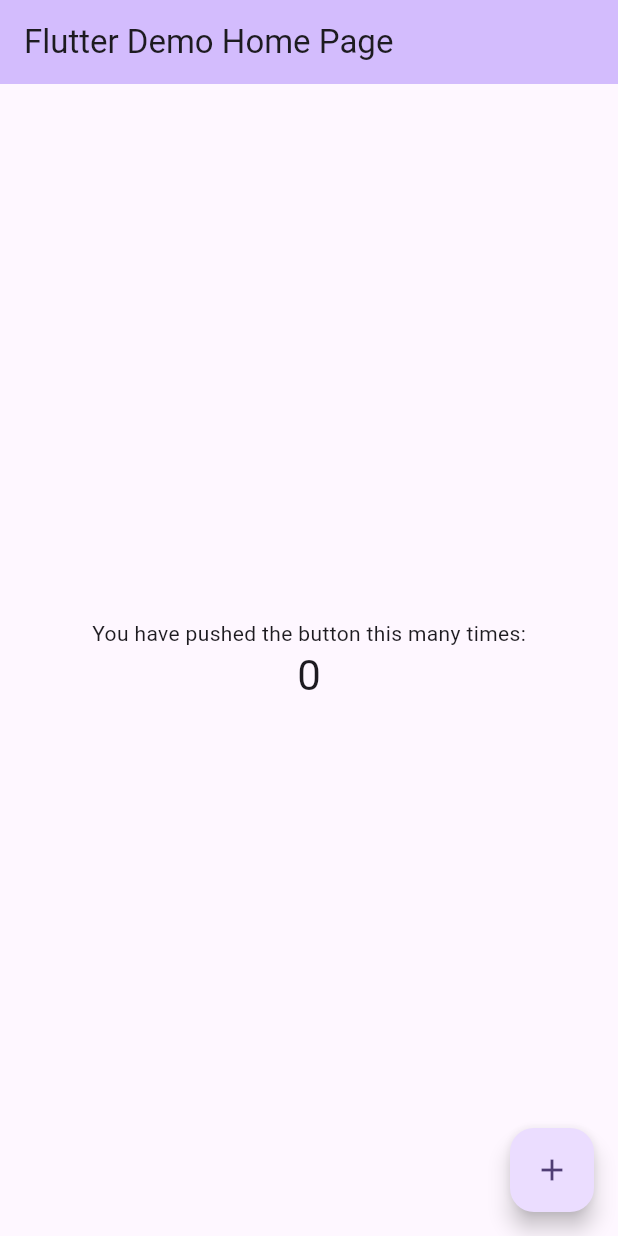
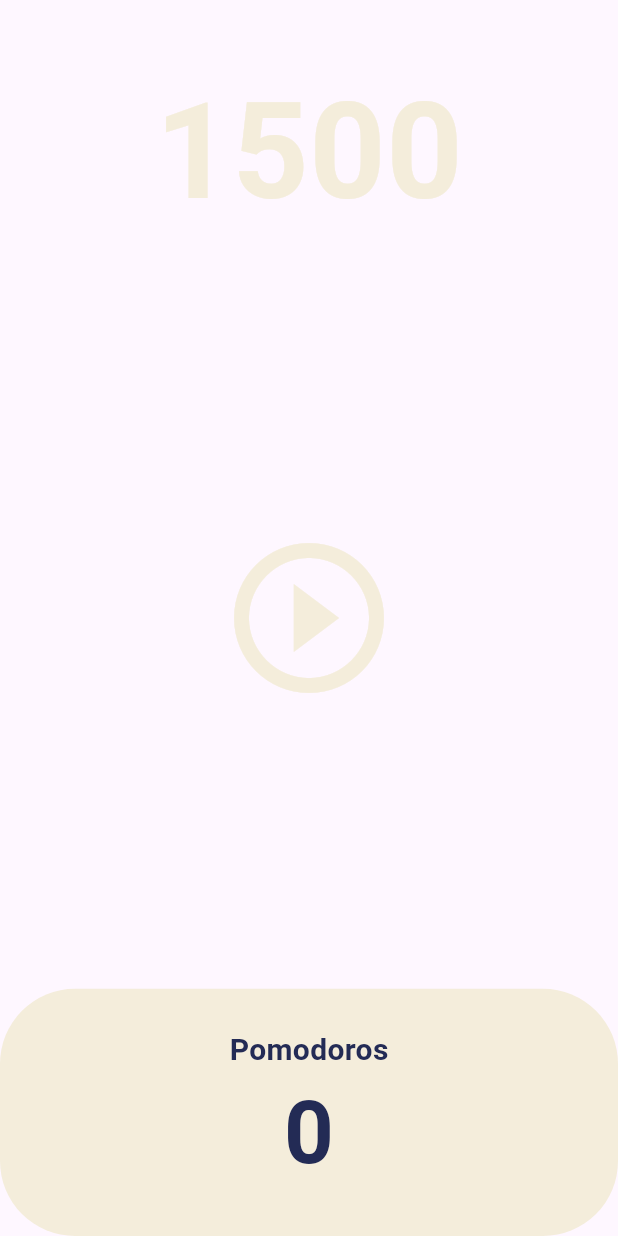
Before and after one commit to chwnnn/flutter-pomodoro, a Flutter app: the screen it shows after launch, on a phone screen of 412 x 824 dp. Run offline on Flutter 3.47's test engine with Material 3 defaults, Android fonts, the phone set to English and light mode, and no system bars.

Commit message:
study day1

```diff
--- a/lib/main.dart
+++ b/lib/main.dart
@@ -1,4 +1,5 @@
 import 'package:flutter/material.dart';
+import 'package:flutter_pomodoro/screen/home_screen.dart';
 
 void main() {
   runApp(const MyApp());
@@ -11,115 +12,16 @@ class MyApp extends StatelessWidget {
   @override
   Widget build(BuildContext context) {
     return MaterialApp(
-      title: 'Flutter Demo',
       theme: ThemeData(
-        // This is the theme of your application.
-        //
-        // TRY THIS: Try running your application with "flutter run". You'll see
-        // the application has a purple toolbar. Then, without quitting the app,
-        // try changing the seedColor in the colorScheme below to Colors.green
-        // and then invoke "hot reload" (save your changes or press the "hot
-        // reload" button in a Flutter-supported IDE, or press "r" if you used
-        // the command line to start the app).
-        //
-        // Notice that the counter didn't reset back to zero; the application
-        // state is not lost during the reload. To reset the state, use hot
-        // restart instead.
-        //
-        // This works for code too, not just values: Most code changes can be
-        // tested with just a hot reload.
-        colorScheme: ColorScheme.fromSeed(seedColor: Colors.deepPurple),
-        useMaterial3: true,
+     backgroundColor: Color(0xffe7626c),
+        textTheme: TextTheme(
+          headline1: TextStyle(
+            color: Color(0xff232b55),
+          ),
+        ),
+        cardColor: Color(0xfff4eddb),
       ),
-      home: const MyHomePage(title: 'Flutter Demo Home Page'),
+      home: HomeScreen(),
     );
   }
 }
-
-class MyHomePage extends StatefulWidget {
-  const MyHomePage({super.key, required this.title});
-
-  // This widget is the home page of your application. It is stateful, meaning
-  // that it has a State object (defined below) that contains fields that affect
-  // how it looks.
-
-  // This class is the configuration for the state. It holds the values (in this
-  // case the title) provided by the parent (in this case the App widget) and
-  // used by the build method of the State. Fields in a Widget subclass are
-  // always marked "final".
-
-  final String title;
-
-  @override
-  State<MyHomePage> createState() => _MyHomePageState();
-}
-
-class _MyHomePageState extends State<MyHomePage> {
-  int _counter = 0;
-
-  void _incrementCounter() {
-    setState(() {
-      // This call to setState tells the Flutter framework that something has
-      // changed in this State, which causes it to rerun the build method below
-      // so that the display can reflect the updated values. If we changed
-      // _counter without calling setState(), then the build method would not be
-      // called again, and so nothing would appear to happen.
-      _counter++;
-    });
-  }
-
-  @override
-  Widget build(BuildContext context) {
-    // This method is rerun every time setState is called, for instance as done
-    // by the _incrementCounter method above.
-    //
-    // The Flutter framework has been optimized to make rerunning build methods
-    // fast, so that you can just rebuild anything that needs updating rather
-    // than having to individually change instances of widgets.
-    return Scaffold(
-      appBar: AppBar(
-        // TRY THIS: Try changing the color here to a specific color (to
-        // Colors.amber, perhaps?) and trigger a hot reload to see the AppBar
-        // change color while the other colors stay the same.
-        backgroundColor: Theme.of(context).colorScheme.inversePrimary,
-        // Here we take the value from the MyHomePage object that was created by
-        // the App.build method, and use it to set our appbar title.
-        title: Text(widget.title),
-      ),
-      body: Center(
-        // Center is a layout widget. It takes a single child and positions it
-        // in the middle of the parent.
-        child: Column(
-          // Column is also a layout widget. It takes a list of children and
-          // arranges them vertically. By default, it sizes itself to fit its
-          // children horizontally, and tries to be as tall as its parent.
-          //
-          // Column has various properties to control how it sizes itself and
-          // how it positions its children. Here we use mainAxisAlignment to
-          // center the children vertically; the main axis here is the vertical
-          // axis because Columns are vertical (the cross axis would be
-          // horizontal).
-          //
-          // TRY THIS: Invoke "debug painting" (choose the "Toggle Debug Paint"
-          // action in the IDE, or press "p" in the console), to see the
-          // wireframe for each widget.
-          mainAxisAlignment: MainAxisAlignment.center,
-          children: <Widget>[
-            const Text(
-              'You have pushed the button this many times:',
-            ),
-            Text(
-              '$_counter',
-              style: Theme.of(context).textTheme.headlineMedium,
-            ),
-          ],
-        ),
-      ),
-      floatingActionButton: FloatingActionButton(
-        onPressed: _incrementCounter,
-        tooltip: 'Increment',
-        child: const Icon(Icons.add),
-      ), // This trailing comma makes auto-formatting nicer for build methods.
-    );
-  }
-}
--- /dev/null
+++ b/lib/screen/home_screen.dart
@@ -0,0 +1,115 @@
+import 'dart:async';
+import 'package:flutter/cupertino.dart';
+import 'package:flutter/material.dart';
+
+class HomeScreen extends StatefulWidget {
+  const HomeScreen({super.key});
+
+  @override
+  State<HomeScreen> createState() => _HomeScreenState();
+}
+
+class _HomeScreenState extends State<HomeScreen> {
+  int totalSeconds = 1500;
+  bool isRunning = false;
+  late Timer timer;
+
+  void onTick(Timer timer) {
+    setState(() {
+      totalSeconds -= 1;
+    });
+  }
+
+  void onStartPressed() {
+    timer = Timer.periodic(
+      Duration(seconds: 1),
+      onTick,
+    );
+    setState(() {
+      isRunning = true;
+    });
+  }
+
+  void onPausePressed() {
+    timer.cancel();
+    setState(() {
+      isRunning = false;
+    });
+  }
+
+  @override
+  Widget build(BuildContext context) {
+    return Scaffold(
+      backgroundColor: Theme.of(context).backgroundColor,
+      body: Column(
+        children: [
+          Flexible(
+            flex: 1,
+            child: Container(
+              alignment: Alignment.bottomCenter,
+              child: Text(
+                '$totalSeconds',
+                style: TextStyle(
+                  color: Theme.of(context).cardColor,
+                  fontSize: 89,
+                  fontWeight: FontWeight.w600,
+                ),
+              ),
+            ),
+          ),
+          Flexible(
+            flex: 3,
+            child: Center(
+              child: IconButton(
+                iconSize: 120,
+                color: Theme.of(context).cardColor,
+                onPressed: isRunning ? onPausePressed : onStartPressed,
+                icon: Icon(
+                  isRunning
+                      ? Icons.pause_circle_outline
+                      : Icons.play_circle_outline,
+                ),
+              ),
+            ),
+          ),
+          Flexible(
+            flex: 1,
+            child: Row(
+              children: [
+                Expanded(
+                  child: Container(
+                    decoration: BoxDecoration(
+                      color: Theme.of(context).cardColor,
+                      borderRadius: BorderRadius.circular(50),
+                    ),
+                    child: Column(
+                      mainAxisAlignment: MainAxisAlignment.center,
+                      children: [
+                        Text(
+                          'Pomodoros',
+                          style: TextStyle(
+                            fontSize: 20,
+                            fontWeight: FontWeight.w600,
+                            color: Theme.of(context).textTheme.headline1!.color,
+                          ),
+                        ),
+                        Text(
+                          '0',
+                          style: TextStyle(
+                            fontSize: 58,
+                            fontWeight: FontWeight.w600,
+                            color: Theme.of(context).textTheme.headline1!.color,
+                          ),
+                        ),
+                      ],
+                    ),
+                  ),
+                ),
+              ],
+            ),
+          ),
+        ],
+      ),
+    );
+  }
+}
```
